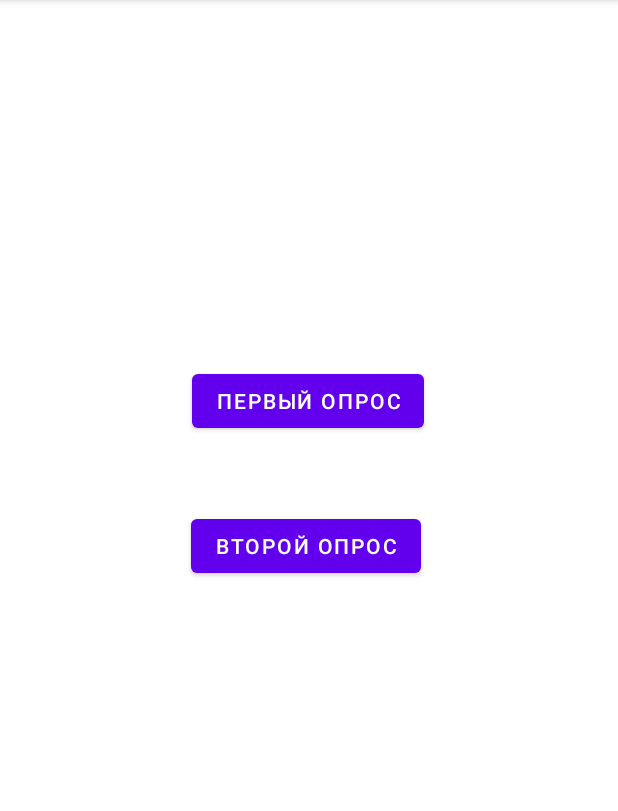
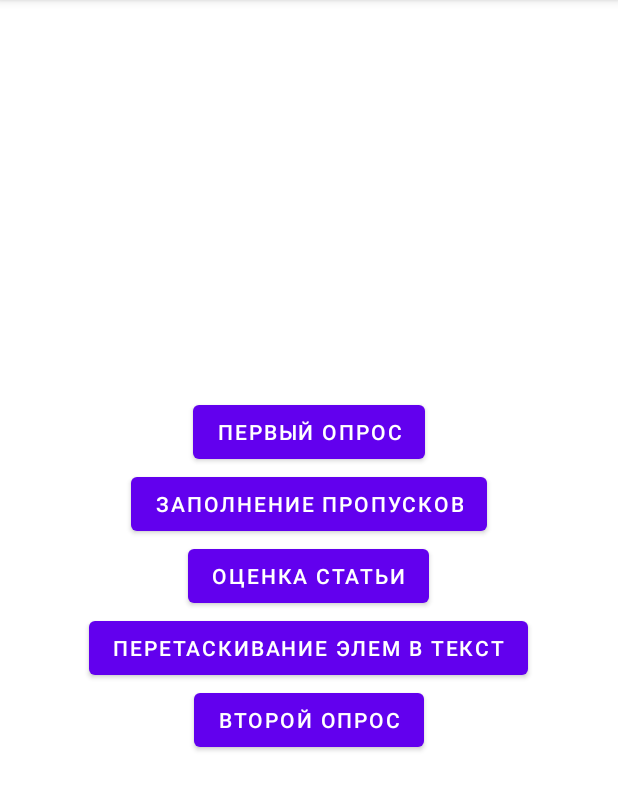
Before and after one commit to nibelung-dt/VKcup_stage_2, an Android app: the screen it shows after launch (MainActivity), on a phone screen of 412 x 824 dp, the part 84-895 px from its top. Run offline under Robolectric (Android 15) with nearby library versions, the phone set to English and light mode, and no system bars.

```diff
--- a/app/src/main/AndroidManifest.xml
+++ b/app/src/main/AndroidManifest.xml
@@ -14,7 +14,10 @@
         android:theme="@style/Theme.VKcup_stage2"
         tools:targetApi="31">
         <activity
-            android:name=".SecondList"
+            android:name=".DragItems"
+            android:exported="false" />
+        <activity
+            android:name=".ItemsToText"
             android:exported="false" />
         <activity
             android:name=".FirstList"
--- a/app/src/main/java/com/example/vkcup_stage2/SecondList.kt
+++ b/app/src/main/java/com/example/vkcup_stage2/ItemsToText.kt
@@ -3,9 +3,9 @@ package com.example.vkcup_stage2
 import androidx.appcompat.app.AppCompatActivity
 import android.os.Bundle
 
-class SecondList : AppCompatActivity() {
+class ItemsToText : AppCompatActivity() {
     override fun onCreate(savedInstanceState: Bundle?) {
         super.onCreate(savedInstanceState)
-        setContentView(R.layout.activity_second_list)
+        setContentView(R.layout.activity_items_to_text)
     }
 }
--- a/app/src/main/java/com/example/vkcup_stage2/MainActivity.kt
+++ b/app/src/main/java/com/example/vkcup_stage2/MainActivity.kt
@@ -18,9 +18,9 @@ class MainActivity : AppCompatActivity() {
             startActivity(intent)
         }
 
-        val button2: Button = findViewById(R.id.button2)
-        button2.setOnClickListener {
-            val intent = Intent(this, SecondList::class.java)
+        val button3: Button = findViewById(R.id.button3)
+        button3.setOnClickListener {
+            val intent = Intent(this, DragItems::class.java)
             startActivity(intent)
         }
     }
--- a/app/src/main/res/layout/activity_second_list.xml
+++ b/app/src/main/res/layout/activity_items_to_text.xml
@@ -4,6 +4,6 @@
     xmlns:tools="http://schemas.android.com/tools"
     android:layout_width="match_parent"
     android:layout_height="match_parent"
-    tools:context=".SecondList">
+    tools:context=".ItemsToText">
 
 </androidx.constraintlayout.widget.ConstraintLayout>
--- a/app/src/main/res/layout/activity_main.xml
+++ b/app/src/main/res/layout/activity_main.xml
@@ -1,32 +1,48 @@
 <?xml version="1.0" encoding="utf-8"?>
-<androidx.constraintlayout.widget.ConstraintLayout xmlns:android="http://schemas.android.com/apk/res/android"
+<LinearLayout xmlns:android="http://schemas.android.com/apk/res/android"
     xmlns:app="http://schemas.android.com/apk/res-auto"
     xmlns:tools="http://schemas.android.com/tools"
     android:layout_width="match_parent"
     android:layout_height="match_parent"
-    tools:context=".MainActivity">
+    android:orientation="vertical"
+    tools:context=".MainActivity"
+    android:gravity="center"
+    >
+
+        <Button
+            android:id="@+id/button"
+            android:layout_width="wrap_content"
+            android:layout_height="wrap_content"
+            android:text="Первый опрос"
+            />
+
+
+        <Button
+            android:id="@+id/button4"
+            android:layout_width="wrap_content"
+            android:layout_height="wrap_content"
+            android:text="Заполнение пропусков"
+            />
 
     <Button
-        android:id="@+id/button"
+        android:id="@+id/button5"
         android:layout_width="wrap_content"
         android:layout_height="wrap_content"
-        android:text="Первый опрос"
-        app:layout_constraintBottom_toBottomOf="parent"
-        app:layout_constraintEnd_toEndOf="parent"
-        app:layout_constraintHorizontal_bias="0.498"
-        app:layout_constraintStart_toStartOf="parent"
-        app:layout_constraintTop_toTopOf="parent"
-        app:layout_constraintVertical_bias="0.338" />
+        android:text="Оценка статьи"
+        />
+
+    <Button
+        android:id="@+id/button3"
+        android:layout_width="wrap_content"
+        android:layout_height="wrap_content"
+        android:text="Перетаскивание элем в текст"
+         />
 
     <Button
         android:id="@+id/button2"
         android:layout_width="wrap_content"
         android:layout_height="wrap_content"
         android:text="Второй опрос"
-        app:layout_constraintBottom_toBottomOf="parent"
-        app:layout_constraintEnd_toEndOf="parent"
-        app:layout_constraintHorizontal_bias="0.492"
-        app:layout_constraintStart_toStartOf="parent"
-        app:layout_constraintTop_toTopOf="parent"
-        app:layout_constraintVertical_bias="0.472" />
-</androidx.constraintlayout.widget.ConstraintLayout>
+        />
+
+</LinearLayout>
```
Also changed, not shown: app/src/main/java/com/example/vkcup_stage2/DragItems.kt (added, +99 -0 lines), app/src/main/res/layout/activity_drag_items.xml (added, +9 -0 lines).
